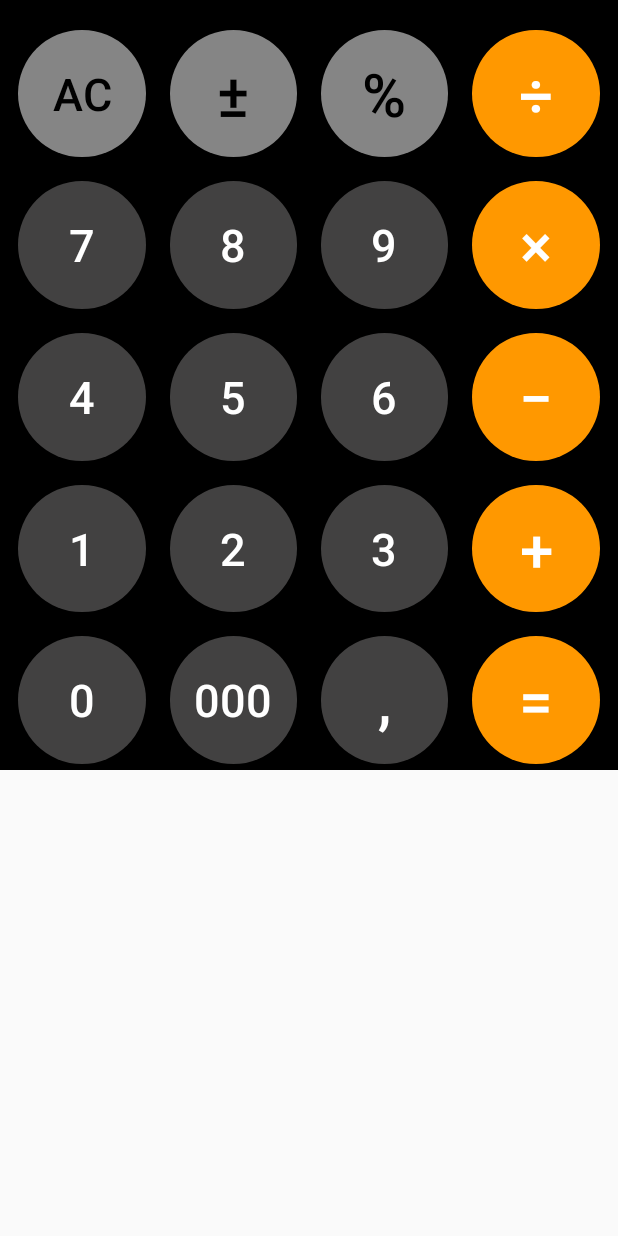
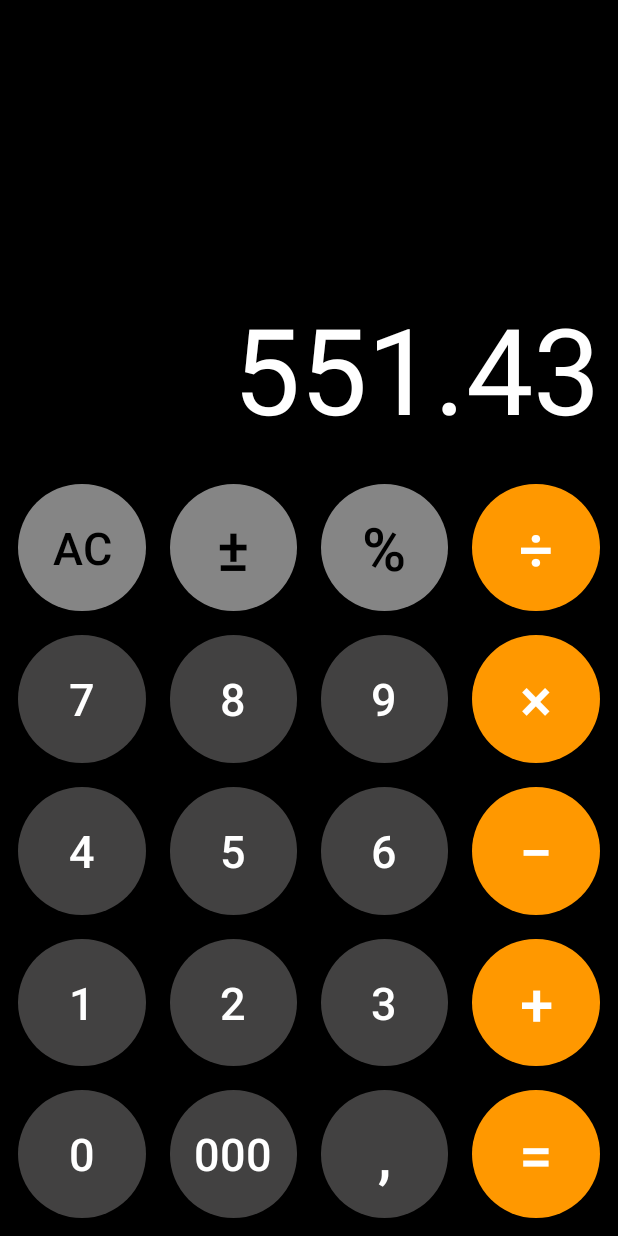
Before and after one commit to ytty555/iCalc, an Android app: the layout activity_main.xml on its own in the app's theme, with its tools: preview values and no code run, on a phone screen of 412 x 824 dp. Run offline under Robolectric (Android 15) with nearby library versions, the phone set to English and light mode, and no system bars.

Commit message:
main layout done

```diff
--- a/app/src/main/res/layout/activity_main.xml
+++ b/app/src/main/res/layout/activity_main.xml
@@ -3,10 +3,36 @@
     xmlns:app="http://schemas.android.com/apk/res-auto"
     xmlns:tools="http://schemas.android.com/tools"
     android:layout_width="match_parent"
-    android:layout_height="wrap_content"
+    android:layout_height="match_parent"
     android:background="@color/colorPrimaryDark"
     android:padding="4dp"
     tools:context=".MainActivity">
+
+    <TextView
+        android:id="@+id/display"
+        android:layout_width="match_parent"
+        android:layout_height="0dp"
+        android:padding="8dp"
+        android:textSize="80sp"
+        android:textColor="@color/colorWhite"
+        tools:text="551.43"
+        android:text="55 555.88"
+        android:gravity="end|bottom"
+        android:textAlignment="gravity"
+        app:layout_constraintBottom_toTopOf="@+id/constraintLayout"
+        app:layout_constraintEnd_toEndOf="parent"
+        app:layout_constraintStart_toStartOf="parent"
+        app:layout_constraintTop_toTopOf="parent" />
+
+    <androidx.constraintlayout.widget.ConstraintLayout
+        android:id="@+id/constraintLayout"
+        android:layout_width="match_parent"
+        android:layout_height="wrap_content"
+        android:layout_marginBottom="8dp"
+        app:layout_constraintBottom_toBottomOf="parent"
+        app:layout_constraintEnd_toEndOf="parent"
+        app:layout_constraintStart_toStartOf="parent">
+
 
         <Button
             android:id="@+id/btn_AC"
@@ -20,8 +46,8 @@
         <Button
             android:id="@+id/btn_trigger_plus_minus"
             style="@style/button.superGray"
+            android:text="@string/operation_plus_minus"
             android:textSize="@dimen/operation_label_size"
-        android:text="@string/operation_plus_minus"
             app:layout_constraintEnd_toStartOf="@+id/btn_percent"
             app:layout_constraintHorizontal_bias="0.5"
             app:layout_constraintStart_toEndOf="@+id/btn_AC"
@@ -30,8 +56,8 @@
         <Button
             android:id="@+id/btn_percent"
             style="@style/button.superGray"
+            android:text="@string/operation_percent"
             android:textSize="@dimen/operation_label_size"
-        android:text="@string/operation_percent"
             app:layout_constraintEnd_toStartOf="@+id/btn_division"
             app:layout_constraintHorizontal_bias="0.5"
             app:layout_constraintStart_toEndOf="@+id/btn_trigger_plus_minus"
@@ -40,8 +66,8 @@
         <Button
             android:id="@+id/btn_division"
             style="@style/button.orange"
+            android:text="@string/operation_division"
             android:textSize="@dimen/operation_label_size"
-        android:text="@string/operation_division"
             app:layout_constraintEnd_toEndOf="parent"
             app:layout_constraintHorizontal_bias="0.5"
             app:layout_constraintStart_toEndOf="@+id/btn_percent"
@@ -78,8 +104,8 @@
         <Button
             android:id="@+id/btn_multiplication"
             style="@style/button.orange"
+            android:text="@string/operation_multiplication"
             android:textSize="@dimen/operation_label_size"
-        android:text="@string/operation_multiplication"
             app:layout_constraintEnd_toEndOf="parent"
             app:layout_constraintHorizontal_bias="0.5"
             app:layout_constraintStart_toEndOf="@+id/btn_9"
@@ -116,8 +142,8 @@
         <Button
             android:id="@+id/btn_minus"
             style="@style/button.orange"
+            android:text="@string/operation_minus"
             android:textSize="@dimen/operation_label_size"
-        android:text="@string/operation_minus"
             app:layout_constraintEnd_toEndOf="parent"
             app:layout_constraintHorizontal_bias="0.5"
             app:layout_constraintStart_toEndOf="@+id/btn_6"
@@ -154,8 +180,8 @@
         <Button
             android:id="@+id/btn_plus"
             style="@style/button.orange"
+            android:text="@string/operation_plus"
             android:textSize="@dimen/operation_label_size"
-        android:text="@string/operation_plus"
             app:layout_constraintEnd_toEndOf="parent"
             app:layout_constraintHorizontal_bias="0.5"
             app:layout_constraintStart_toEndOf="@+id/btn_3"
@@ -182,8 +208,8 @@
         <Button
             android:id="@+id/btn_comma"
             style="@style/button.gray"
+            android:text="@string/operation_comma"
             android:textSize="@dimen/operation_label_size"
-        android:text="@string/operation_comma"
             app:layout_constraintEnd_toStartOf="@+id/btn_equally"
             app:layout_constraintHorizontal_bias="0.5"
             app:layout_constraintStart_toEndOf="@+id/btn_three_zero"
@@ -192,12 +218,14 @@
         <Button
             android:id="@+id/btn_equally"
             style="@style/button.orange"
+            android:text="@string/operation_equally"
             android:textSize="@dimen/operation_label_size"
-        android:text="@string/operation_equally"
             app:layout_constraintEnd_toEndOf="parent"
             app:layout_constraintHorizontal_bias="0.5"
             app:layout_constraintStart_toEndOf="@+id/btn_comma"
             app:layout_constraintTop_toBottomOf="@+id/btn_plus" />
 
+    </androidx.constraintlayout.widget.ConstraintLayout>
+
 
 </androidx.constraintlayout.widget.ConstraintLayout>
--- a/app/src/main/res/values/styles.xml
+++ b/app/src/main/res/values/styles.xml
@@ -1,6 +1,6 @@
 <resources>
     <!-- Base application theme. -->
-    <style name="AppTheme" parent="Theme.AppCompat.Light.DarkActionBar">
+    <style name="AppTheme" parent="Theme.AppCompat.Light.NoActionBar">
         <!-- Customize your theme here. -->
         <item name="colorPrimary">@color/colorPrimary</item>
         <item name="colorPrimaryDark">@color/colorPrimaryDark</item>
```
Lines whose indentation alone changed are shown as unchanged.
